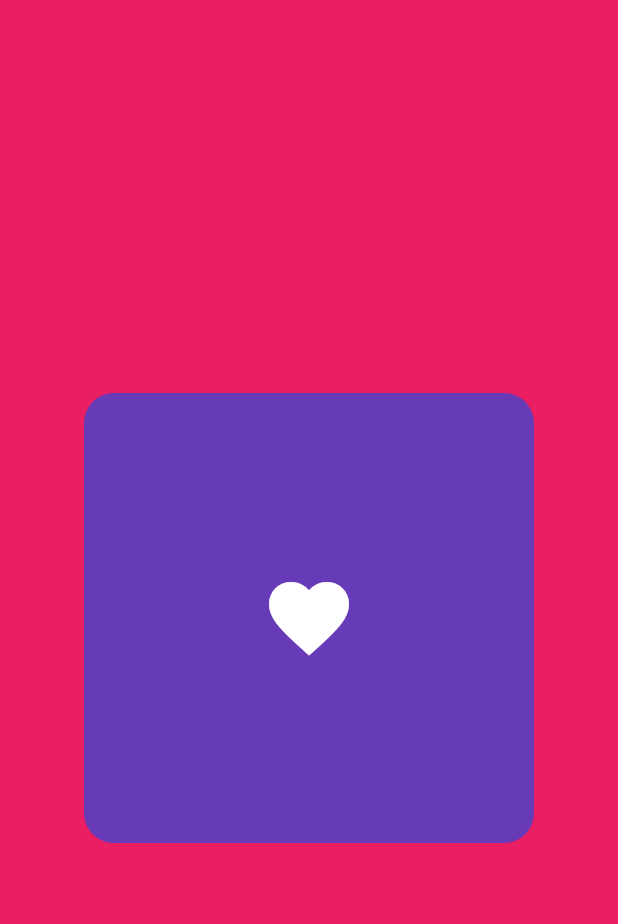
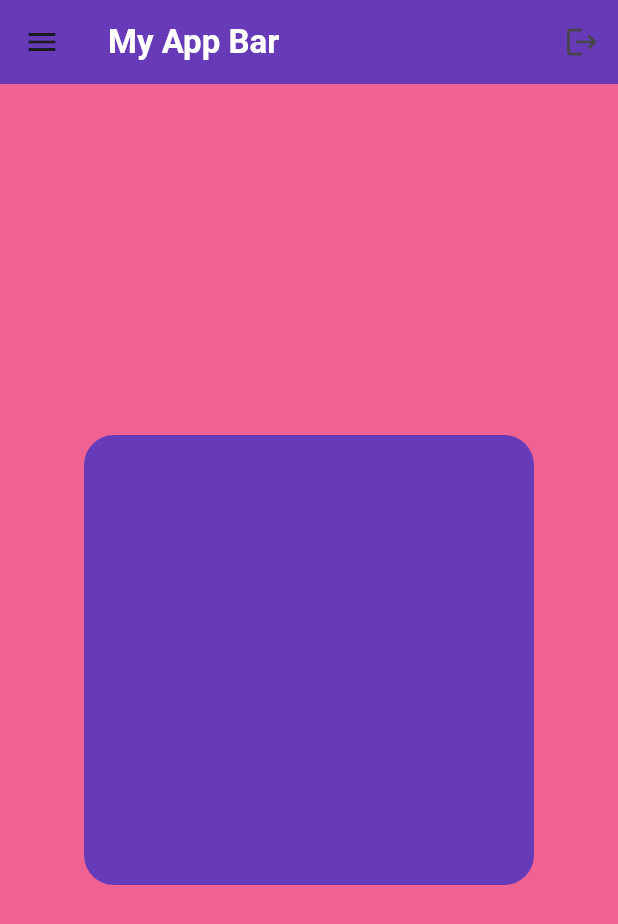
Before and after one commit to 117-Bhavesh/flutterwidget, a Flutter app: the screen it shows after launch, on a phone screen of 412 x 824 dp. Shown: the top 924 px of the screen. Run offline on Flutter 3.47's test engine with Material 3 defaults, Android fonts, the phone set to English and light mode, and no system bars.

Commit message:
App Bar and its basic properties

```diff
--- a/lib/main.dart
+++ b/lib/main.dart
@@ -11,7 +11,20 @@ class MyApp extends StatelessWidget {
     return MaterialApp(
       debugShowCheckedModeBanner: false,
       home: Scaffold(
-        backgroundColor: Colors.pink,
+        backgroundColor: Colors.pink[300],
+        appBar: AppBar(
+          title: Text(
+            "My App Bar",
+            style: TextStyle(
+              color: Colors.white,
+              fontWeight: FontWeight.bold,
+            ),
+          ),
+          backgroundColor: Colors.deepPurple,
+          elevation: 0, //to control the shadow  below the appbar
+          leading: Icon(Icons.menu), //to put icon on the left hand side
+          actions: [IconButton(onPressed: () {}, icon: Icon(Icons.logout))], //to put an icon on the right hand side, it requires a list
+        ),
         body: Center(
           child: Container(
             height: 300,
@@ -32,11 +45,14 @@ class MyApp extends StatelessWidget {
             ),  //Text
 
              */ //Text
+            /*
             child: Icon(
               Icons.favorite,
               color: Colors.white,
               size: 64,
             ),
+
+             */ //Icon
           ),
         ),
       ),
```
